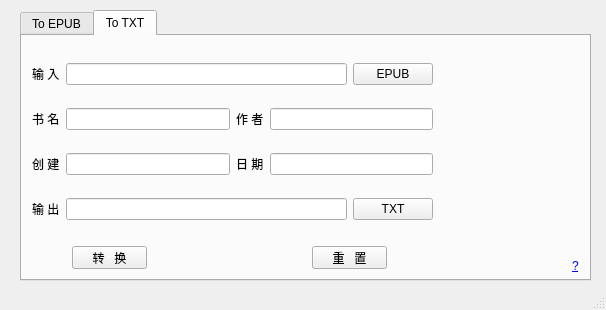
Above: TXT2EPUB/Txt2epub.ui from etony/myPyTool before the change. Below: the same form after it.
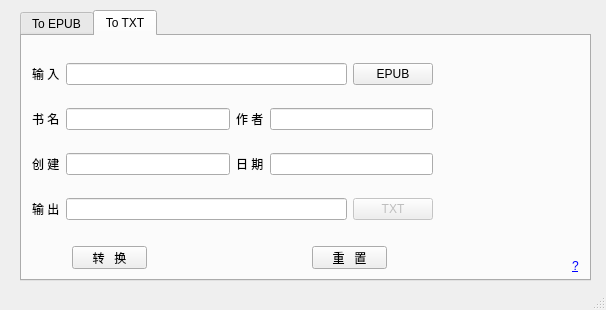
That is the form after the change. Icons and pictures are not drawn.

```diff
--- a/TXT2EPUB/Txt2epub.ui
+++ b/TXT2EPUB/Txt2epub.ui
@@ -387,6 +387,9 @@
          </item>
          <item>
           <widget class="QPushButton" name="pb_out_txt">
+           <property name="enabled">
+            <bool>false</bool>
+           </property>
            <property name="text">
             <string>TXT</string>
            </property>
```
